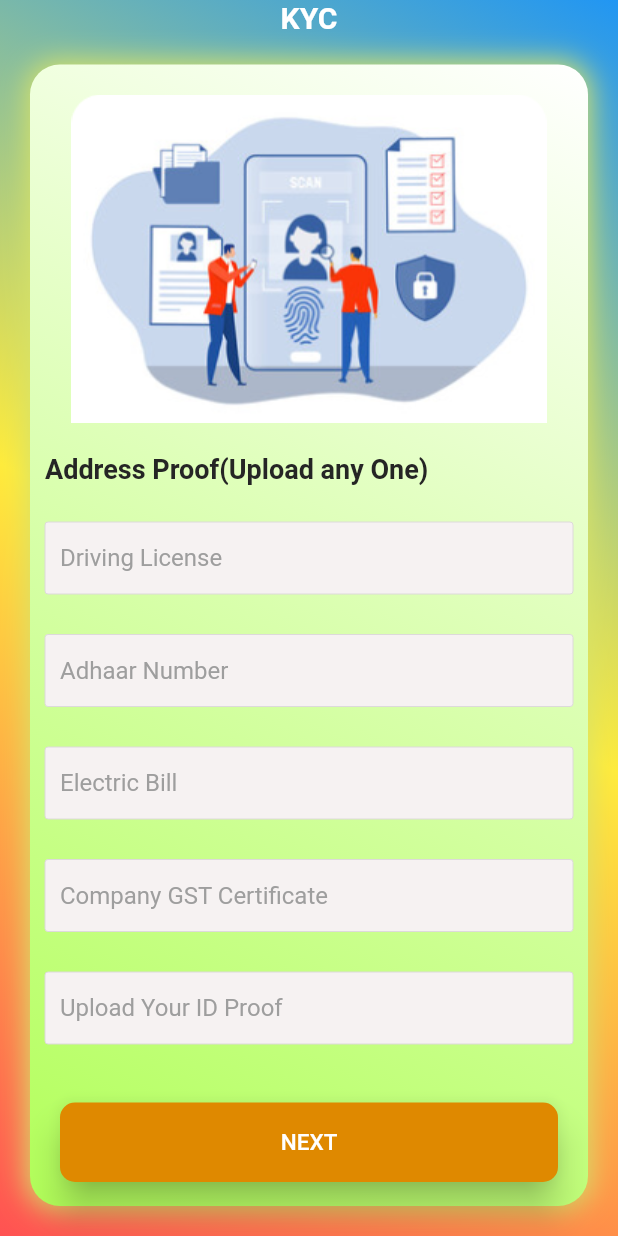
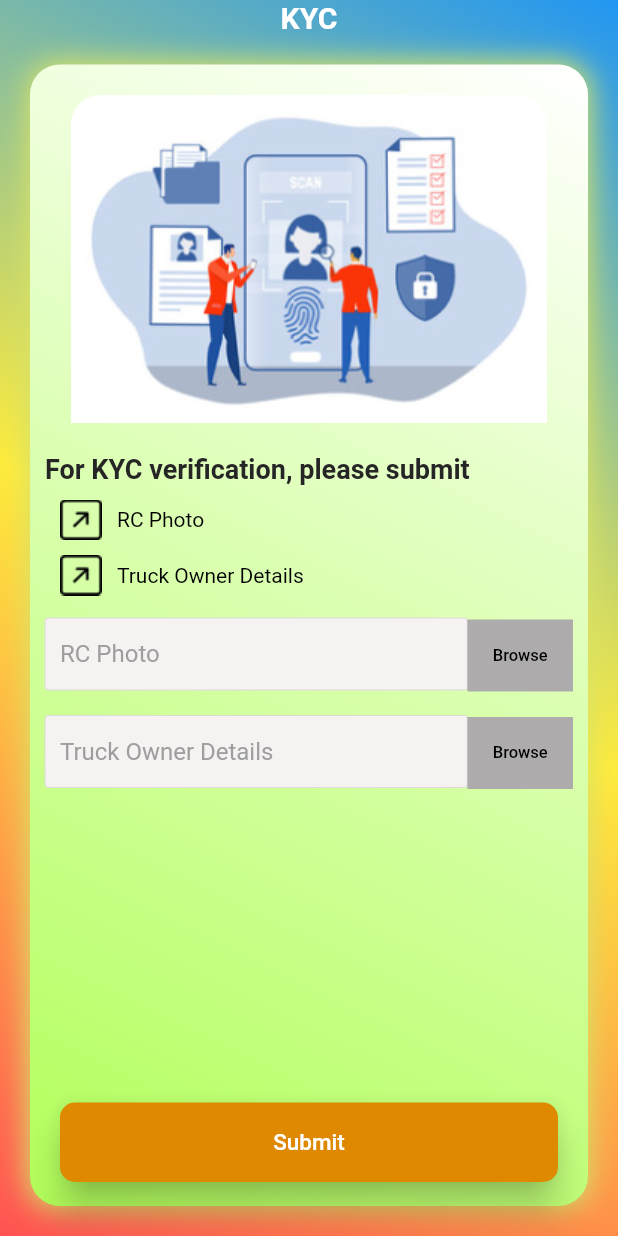
Before and after one commit to SATABHISHA/safetranslog, a Flutter app: the KycAddress screen opened by its route, after a tap on "NEXT", on a phone screen of 412 x 824 dp. Run offline on Flutter 3.47's test engine with Material 2 defaults, Android fonts, the phone set to English and light mode, and no system bars; drawn by our look-alikes of auto_size_text; our stand-ins replace intl_phone_field, pinput; Roboto replaces fonts that are missing (Gilroy).

Commit message:
weekend work

```diff
--- a/SafeTransLogFlutterApp/lib/main.dart
+++ b/SafeTransLogFlutterApp/lib/main.dart
@@ -13,6 +13,7 @@ import 'package:safetranslog/screens/splash_screen.dart';
 
 import 'screens/bid/loading/add_new_loading.dart';
 import 'screens/kyc/kyc_address.dart';
+import 'screens/kyc/kyc_docs.dart';
 
 void main() async{
   WidgetsFlutterBinding.ensureInitialized();
@@ -46,6 +47,7 @@ class MyApp extends StatelessWidget {
         BidConfirmation.id: (context)=> BidConfirmation(),
         KycName.id: (context)=> KycName(),
         KycAddress.id: (context)=> KycAddress(),
+        KycDocs.id: (context)=> KycDocs(),
       },
     );
   }
--- a/SafeTransLogFlutterApp/lib/screens/kyc/kyc_address.dart
+++ b/SafeTransLogFlutterApp/lib/screens/kyc/kyc_address.dart
@@ -1,5 +1,6 @@
 import 'package:flutter/material.dart';
 import 'package:auto_size_text/auto_size_text.dart';
+import 'package:safetranslog/screens/kyc/kyc_docs.dart';
 import 'package:safetranslog/screens/login/rounded_button.dart';
 import 'package:safetranslog/widgets/reusable_common_widgets/constants.dart';
 
@@ -225,7 +226,7 @@ class _KycAddressState extends State<KycAddress> {
                                 padding: EdgeInsets.fromLTRB(20, 0, 20, 0),
                                 child: RoundedButton(colour: Color.fromRGBO(223, 137, 0, 1.0), title: 'NEXT', onPressed:() async {
                                   // EasyLoading.show(status: 'Loading...');
-                                  // Navigator.pushNamed(context, AddNewLoading.id);
+                                  Navigator.pushNamed(context, KycDocs.id);
                                 }
                                 ),
                               ),
--- /dev/null
+++ b/SafeTransLogFlutterApp/lib/screens/kyc/kyc_docs.dart
@@ -0,0 +1,274 @@
+import 'package:flutter/material.dart';
+import 'package:auto_size_text/auto_size_text.dart';
+import 'package:safetranslog/screens/login/rounded_button.dart';
+import 'package:safetranslog/widgets/reusable_common_widgets/constants.dart';
+
+class KycDocs extends StatefulWidget {
+  // const KycDocs({Key? key}) : super(key: key);
+  static String id = 'KycDocs';
+
+  @override
+  State<KycDocs> createState() => _KycDocsState();
+}
+
+class _KycDocsState extends State<KycDocs> {
+  @override
+  Widget build(BuildContext context) {
+    return WillPopScope(
+      onWillPop: () async {
+        return false;
+      },
+      child: Scaffold(
+        body: Container(
+          // color: Colors.lightGreenAccent,
+          decoration: BoxDecoration(
+              gradient: LinearGradient(
+                begin: Alignment.topRight,
+                end: Alignment.bottomLeft,
+                colors: [
+                  // Color.fromRGBO(2, 72, 254, 1.0),
+                  Colors.blue,
+                  Colors.yellow,
+                  Colors.redAccent,
+
+                ],
+              )
+          ),
+          child: SafeArea(
+            child: Column(
+              crossAxisAlignment: CrossAxisAlignment.stretch,
+              mainAxisSize: MainAxisSize.max ,
+              children: [
+                Center(child: Text('KYC', style: TextStyle(
+                    fontSize: 20,
+                    color: Colors.white,
+                    fontWeight: FontWeight.bold),)),
+                Expanded(
+                  child: Padding(
+                    padding: EdgeInsets.fromLTRB(20, 20, 20, 20),
+                    child: Container(
+                      width: double.infinity,
+                      height: double.infinity,
+                      decoration: BoxDecoration(
+                        boxShadow: [
+                          BoxShadow(
+                            color: Color.fromRGBO(215, 227, 105, 1.0),
+                            blurRadius: 15.0,
+                            spreadRadius: 2.0,
+                            offset: Offset(0.0, 0.0),
+                          )
+                        ],
+                        // color: Colors.white,
+                        borderRadius: BorderRadius.circular(20),
+                        gradient: LinearGradient(
+                          begin: Alignment.topRight,
+                          end: Alignment.bottomLeft,
+                          colors: [
+                            Colors.white,
+                            Colors.lightGreenAccent,
+                          ],
+                        ),
+                      ),
+                      child: Stack(
+                        children: [
+                          Padding(
+                            padding: EdgeInsets.fromLTRB(0, 0, 0, 85),
+                            child: Column(
+                              children: [
+                                SizedBox(height: 20,),
+                                Center(child: Image(image: AssetImage('images/kycpic.png'), height: 219, width: 317,)),
+                                Align(
+                                  alignment: Alignment.centerLeft,
+                                  child: Padding(
+                                    padding: EdgeInsets.fromLTRB(10, 20, 10, 0),
+                                    child: AutoSizeText(
+                                      'For KYC verification, please submit',
+                                      style: TextStyle(color: Color.fromRGBO(
+                                          37, 37, 37, 1.0),
+                                          fontSize: 18,
+                                          fontWeight: FontWeight.bold),
+                                      wrapWords: true,
+                                      minFontSize: 8,
+                                      maxFontSize: 20,
+                                      maxLines: 2,
+                                      textAlign: TextAlign.left,),
+                                  ),
+                                ),
+                                SizedBox(height: 10,),
+                                Padding(
+                                  padding: EdgeInsets.fromLTRB(20, 0, 20, 0),
+                                  child: Row(
+                                    children: [
+                                      Image.asset('images/kycverificationarrow.png', width: 28, height: 27,),
+                                      SizedBox(width: 10,),
+                                      AutoSizeText('RC Photo', style: TextStyle(fontSize: 14, fontWeight: FontWeight.normal, color: Colors.black),)
+                                    ],
+                                  ),
+                                ),
+                                SizedBox(height: 10,),
+                                Padding(
+                                  padding: EdgeInsets.fromLTRB(20, 0, 20, 0),
+                                  child: Row(
+                                    children: [
+                                      Image.asset('images/kycverificationarrow.png', width: 28, height: 27,),
+                                      SizedBox(width: 10,),
+                                      AutoSizeText('Truck Owner Details', style: TextStyle(fontSize: 14, fontWeight: FontWeight.normal, color: Colors.black),)
+                                    ],
+                                  ),
+                                ),
+                                Expanded(
+                                  child: ListView(
+                                    shrinkWrap: true,
+                                    children: [
+                                      //---RC Photo, code starts
+                                      SizedBox(height: 15,),
+                                      Padding(
+                                        padding: EdgeInsets.fromLTRB(10, 0, 10, 0),
+                                        child: Row(
+                                          children: [
+                                            Flexible(
+                                              flex: 4,
+                                              child: SizedBox(
+                                                width: double.infinity,
+                                                height: 50,
+                                                child: TextField(
+                                                  // controller: _controller_user_id,
+                                                  textAlign: TextAlign.left,
+                                                  keyboardType: TextInputType.text,
+                                                  maxLines: 1,
+                                                  onChanged: (value){
+                                                    // userId = value;
+                                                  },
+                                                  style: TextStyle(color: Colors.black, fontFamily: 'Gilroy'),
+                                                  decoration: kTextFieldDecorationForMFA.copyWith(fillColor: Color.fromRGBO(
+                                                      246, 242, 242, 1.0),hintText: 'RC Photo'),
+                                                ),
+                                              ),
+                                            ),
+                                            //----button code starts
+                                            Flexible(
+                                              flex: 1,
+                                              child: Container(
+                                                width: double.infinity,
+                                                height: 48,
+                                                color: Color.fromRGBO(
+                                                    173, 171, 171, 1.0),
+                                                child: Padding(
+                                                  padding: EdgeInsets.fromLTRB(0, 0, 0, 0),
+                                                  child: MaterialButton(
+                                                    onPressed: () async{
+
+                                                    },
+                                                    minWidth: 200.0,
+                                                    height: 50.0,
+                                                    child: AutoSizeText(
+                                                      'Browse',
+                                                      style: TextStyle(color: Colors.black, fontSize: 15,),
+                                                      textAlign: TextAlign.center,
+                                                      maxLines: 1,
+                                                      minFontSize: 10,
+                                                    ),
+                                                  ),
+                                                ),
+                                              ),
+                                            ),
+                                            //----button code ends
+                                          ],
+                                        ),
+                                      ),
+                                      //---RC Photo, code ends
+                                      //---Truck Owner Details, code starts
+                                      SizedBox(height: 15,),
+                                      Padding(
+                                        padding: EdgeInsets.fromLTRB(10, 0, 10, 0),
+                                        child: Row(
+                                          children: [
+                                            Flexible(
+                                              flex: 4,
+                                              child: SizedBox(
+                                                width: double.infinity,
+                                                height: 50,
+                                                child: TextField(
+                                                  // controller: _controller_user_id,
+                                                  textAlign: TextAlign.left,
+                                                  keyboardType: TextInputType.text,
+                                                  maxLines: 1,
+                                                  onChanged: (value){
+                                                    // userId = value;
+                                                  },
+                                                  style: TextStyle(color: Colors.black, fontFamily: 'Gilroy'),
+                                                  decoration: kTextFieldDecorationForMFA.copyWith(fillColor: Color.fromRGBO(
+                                                      246, 242, 242, 1.0),hintText: 'Truck Owner Details'),
+                                                ),
+                                              ),
+                                            ),
+                                            //----button code starts
+                                            Flexible(
+                                              flex: 1,
+                                              child: Container(
+                                                width: double.infinity,
+                                                height: 48,
+                                                color: Color.fromRGBO(
+                                                    173, 171, 171, 1.0),
+                                                child: Padding(
+                                                  padding: EdgeInsets.fromLTRB(0, 0, 0, 0),
+                                                  child: MaterialButton(
+                                                    onPressed: () async{
+
+                                                    },
+                                                    minWidth: 200.0,
+                                                    height: 50.0,
+                                                    child: AutoSizeText(
+                                                      'Browse',
+                                                      style: TextStyle(color: Colors.black, fontSize: 15,),
+                                                      textAlign: TextAlign.center,
+                                                      maxLines: 1,
+                                                      minFontSize: 10,
+                                                    ),
+                                                  ),
+                                                ),
+                                              ),
+                                            ),
+                                            //----button code ends
+                                          ],
+                                        ),
+                                      ),
+                                      //---Truck Owner Details, code ends
+
+                                    ],
+                                  ),
+                                ),
+                              ],
+                            ),
+                          ),
+
+                          //----button code starts
+                          Align(
+                            alignment: Alignment.bottomCenter,
+                            child: Container(
+                              width: double.infinity,
+                              height: 85,
+                              child: Padding(
+                                padding: EdgeInsets.fromLTRB(20, 0, 20, 0),
+                                child: RoundedButton(colour: Color.fromRGBO(223, 137, 0, 1.0), title: 'Submit', onPressed:() async {
+                                  // EasyLoading.show(status: 'Loading...');
+                                  // Navigator.pushNamed(context, AddNewLoading.id);
+                                }
+                                ),
+                              ),
+                            ),
+                          ),
+                          //----button code ends
+                        ],
+                      ),
+                    ),
+                  ),
+                ),
+              ],
+            ),
+          ),
+        ),
+      ),
+    );
+  }
+}
```
Also changed, not shown: SafeTransLogFlutterApp/images/kycverificationarrow.png (added).
